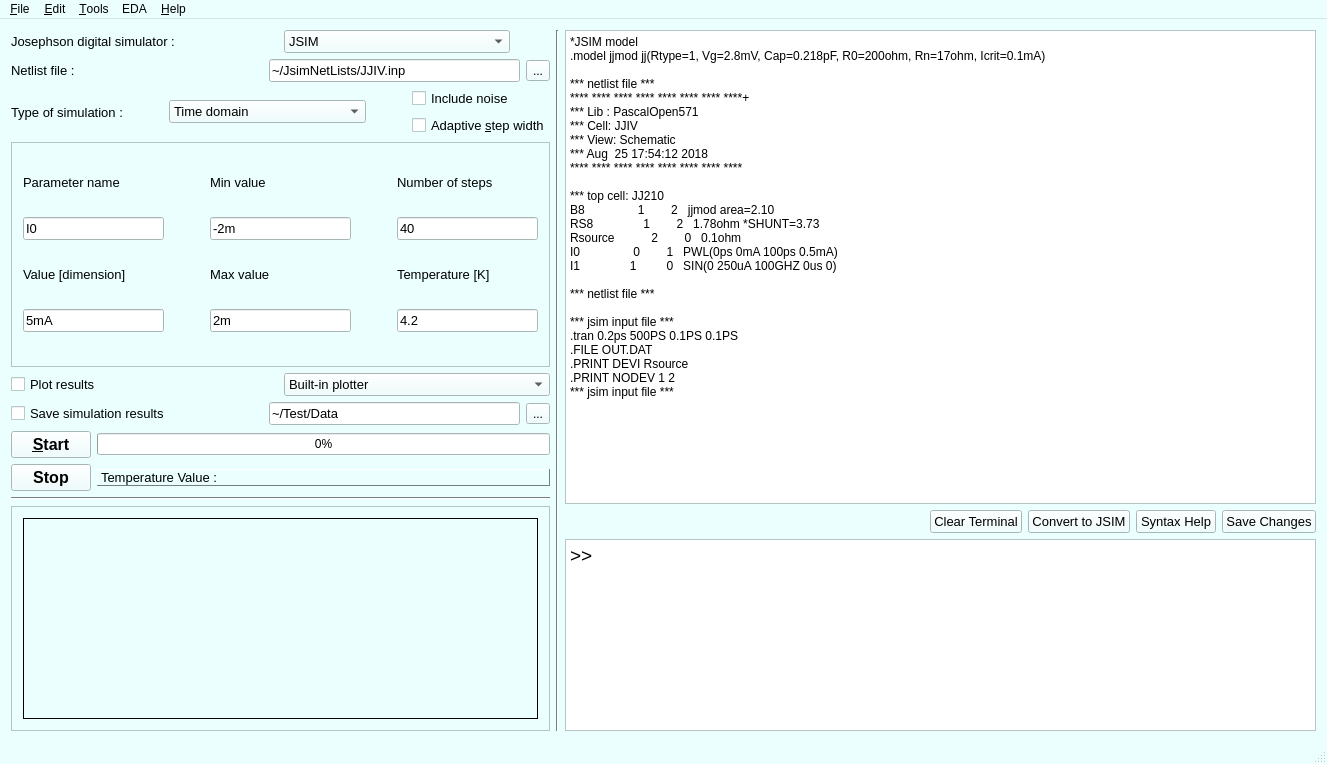
Before: the Qt Designer form mainwindow.ui in SasanRazm/JOINUS, drawn with Qt 5.
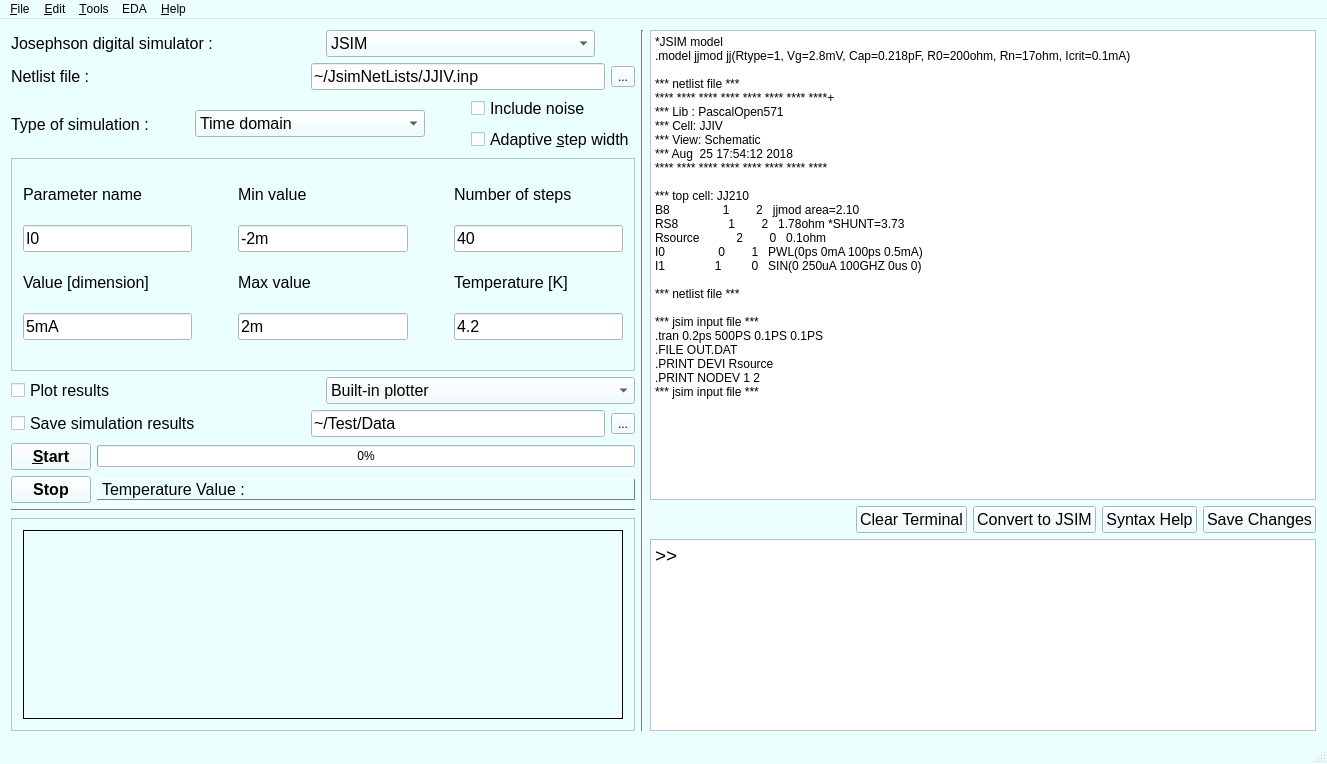
After: the same form once the commit is applied.

Diff of the .ui file:
```diff
--- a/mainwindow.ui
+++ b/mainwindow.ui
@@ -495,7 +495,7 @@
          <widget class="QLabel" name="label">
           <property name="font">
            <font>
-            <pointsize>10</pointsize>
+            <pointsize>12</pointsize>
            </font>
           </property>
           <property name="text">
@@ -524,7 +524,7 @@
           <property name="font">
            <font>
             <family>Tahoma</family>
-            <pointsize>10</pointsize>
+            <pointsize>12</pointsize>
            </font>
           </property>
           <property name="statusTip">
@@ -567,7 +567,7 @@
           <property name="font">
            <font>
             <family>Arial</family>
-            <pointsize>10</pointsize>
+            <pointsize>12</pointsize>
            </font>
           </property>
           <property name="text">
@@ -586,7 +586,7 @@
           <property name="font">
            <font>
             <family>Tahoma</family>
-            <pointsize>10</pointsize>
+            <pointsize>12</pointsize>
            </font>
           </property>
           <property name="statusTip">
@@ -616,7 +616,7 @@
           <property name="font">
            <font>
             <family>Arial</family>
-            <pointsize>10</pointsize>
+            <pointsize>12</pointsize>
            </font>
           </property>
           <property name="text">
@@ -645,7 +645,7 @@
           <property name="font">
            <font>
             <family>Tahoma</family>
-            <pointsize>10</pointsize>
+            <pointsize>12</pointsize>
            </font>
           </property>
           <property name="statusTip">
@@ -717,7 +717,7 @@
             <property name="font">
              <font>
               <family>Arial</family>
-              <pointsize>10</pointsize>
+              <pointsize>12</pointsize>
              </font>
             </property>
             <property name="statusTip">
@@ -733,7 +733,7 @@
             <property name="font">
              <font>
               <family>Arial</family>
-              <pointsize>10</pointsize>
+              <pointsize>12</pointsize>
              </font>
             </property>
             <property name="text">
@@ -775,7 +775,7 @@
                <property name="font">
                 <font>
                  <family>Arial</family>
-                 <pointsize>10</pointsize>
+                 <pointsize>12</pointsize>
                 </font>
                </property>
                <property name="text">
@@ -794,7 +794,7 @@
                <property name="font">
                 <font>
                  <family>Tahoma</family>
-                 <pointsize>10</pointsize>
+                 <pointsize>12</pointsize>
                 </font>
                </property>
                <property name="toolTip">
@@ -819,7 +819,7 @@
                <property name="font">
                 <font>
                  <family>Arial</family>
-                 <pointsize>10</pointsize>
+                 <pointsize>12</pointsize>
                 </font>
                </property>
                <property name="frameShape">
@@ -841,7 +841,7 @@
                <property name="font">
                 <font>
                  <family>Tahoma</family>
-                 <pointsize>10</pointsize>
+                 <pointsize>12</pointsize>
                 </font>
                </property>
                <property name="toolTip">
@@ -886,7 +886,7 @@
                <property name="font">
                 <font>
                  <family>Arial</family>
-                 <pointsize>10</pointsize>
+                 <pointsize>12</pointsize>
                 </font>
                </property>
                <property name="text">
@@ -905,7 +905,7 @@
                <property name="font">
                 <font>
                  <family>Tahoma</family>
-                 <pointsize>10</pointsize>
+                 <pointsize>12</pointsize>
                 </font>
                </property>
                <property name="toolTip">
@@ -930,7 +930,7 @@
                <property name="font">
                 <font>
                  <family>Arial</family>
-                 <pointsize>10</pointsize>
+                 <pointsize>12</pointsize>
                 </font>
                </property>
                <property name="text">
@@ -949,7 +949,7 @@
                <property name="font">
                 <font>
                  <family>Tahoma</family>
-                 <pointsize>10</pointsize>
+                 <pointsize>12</pointsize>
                 </font>
                </property>
                <property name="toolTip">
@@ -994,7 +994,7 @@
                <property name="font">
                 <font>
                  <family>Arial</family>
-                 <pointsize>10</pointsize>
+                 <pointsize>12</pointsize>
                 </font>
                </property>
                <property name="text">
@@ -1013,7 +1013,7 @@
                <property name="font">
                 <font>
                  <family>Tahoma</family>
-                 <pointsize>10</pointsize>
+                 <pointsize>12</pointsize>
                 </font>
                </property>
                <property name="toolTip">
@@ -1038,7 +1038,7 @@
                <property name="font">
                 <font>
                  <family>Arial</family>
-                 <pointsize>10</pointsize>
+                 <pointsize>12</pointsize>
                 </font>
                </property>
                <property name="text">
@@ -1057,7 +1057,7 @@
                <property name="font">
                 <font>
                  <family>Tahoma</family>
-                 <pointsize>10</pointsize>
+                 <pointsize>12</pointsize>
                 </font>
                </property>
                <property name="toolTip">
@@ -1085,7 +1085,7 @@
           <property name="font">
            <font>
             <family>Arial</family>
-            <pointsize>10</pointsize>
+            <pointsize>12</pointsize>
            </font>
           </property>
           <property name="statusTip">
@@ -1104,7 +1104,7 @@
           <property name="font">
            <font>
             <family>Tahoma</family>
-            <pointsize>10</pointsize>
+            <pointsize>12</pointsize>
            </font>
           </property>
           <property name="statusTip">
@@ -1136,7 +1136,7 @@
           <property name="font">
            <font>
             <family>Arial</family>
-            <pointsize>10</pointsize>
+            <pointsize>12</pointsize>
            </font>
           </property>
           <property name="text">
@@ -1155,7 +1155,7 @@
           <property name="font">
            <font>
             <family>Tahoma</family>
-            <pointsize>10</pointsize>
+            <pointsize>12</pointsize>
            </font>
           </property>
           <property name="statusTip">
@@ -1267,7 +1267,7 @@
           <property name="font">
            <font>
             <family>Arial</family>
-            <pointsize>10</pointsize>
+            <pointsize>12</pointsize>
            </font>
           </property>
           <property name="frameShape">
@@ -1405,7 +1405,7 @@
           <property name="font">
            <font>
             <family>Arial</family>
-            <pointsize>10</pointsize>
+            <pointsize>12</pointsize>
            </font>
           </property>
           <property name="toolTip">
@@ -1421,7 +1421,7 @@
           <property name="font">
            <font>
             <family>Arial</family>
-            <pointsize>10</pointsize>
+            <pointsize>12</pointsize>
            </font>
           </property>
           <property name="toolTip">
@@ -1452,7 +1452,7 @@
           <property name="font">
            <font>
             <family>Arial</family>
-            <pointsize>10</pointsize>
+            <pointsize>12</pointsize>
            </font>
           </property>
           <property name="toolTip">
@@ -1468,7 +1468,7 @@
           <property name="font">
            <font>
             <family>Arial</family>
-            <pointsize>10</pointsize>
+            <pointsize>12</pointsize>
            </font>
           </property>
           <property name="toolTip">
```
